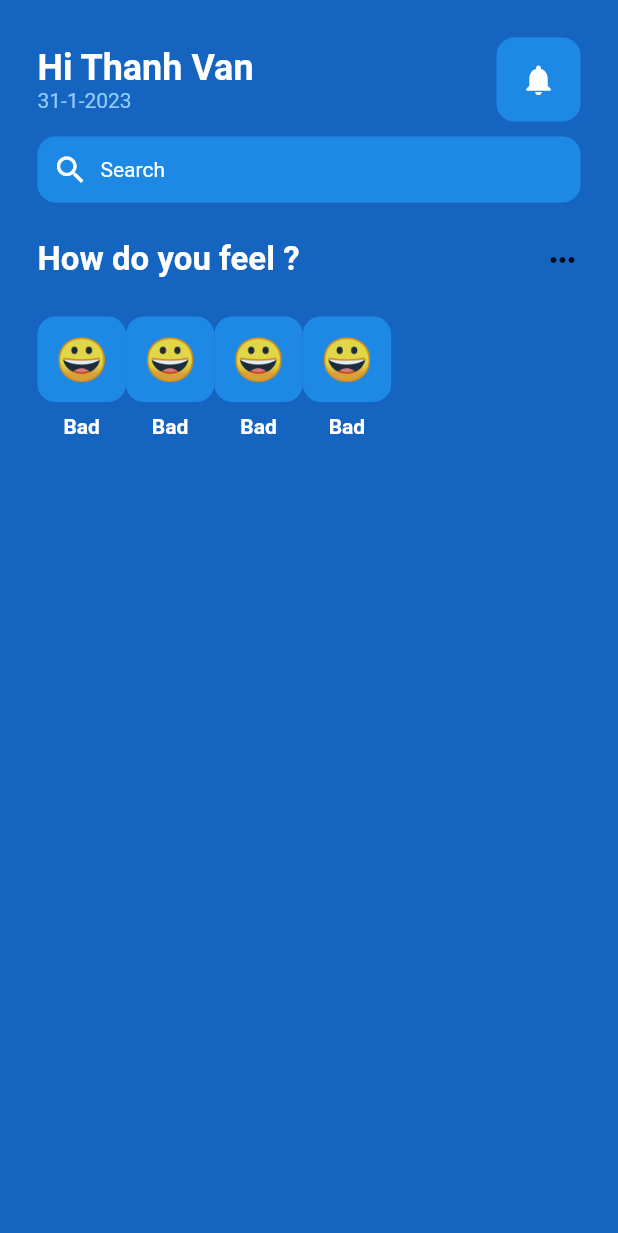
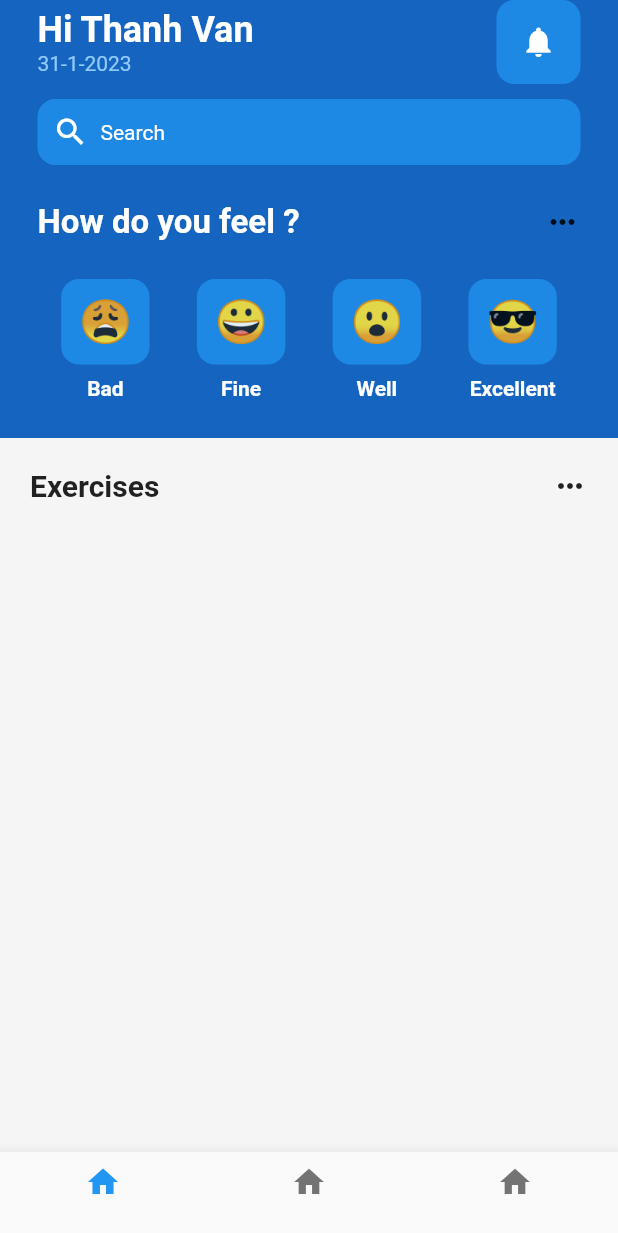
Before and after one commit to thanhdinhvan/mentalhealthapp, a Flutter app: the screen it shows after launch, on a phone screen of 412 x 824 dp. Shown: the top 1233 px of the screen. Run offline on Flutter 3.47's test engine with Material 2 defaults, Android fonts, the phone set to English and light mode, and no system bars.

Commit message:
commit code

```diff
--- a/lib/Home/home_page.dart
+++ b/lib/Home/home_page.dart
@@ -13,9 +13,16 @@ class _HomePageState extends State<HomePage> {
   Widget build(BuildContext context) {
     return Scaffold(
       backgroundColor: Colors.blue[800],
+      bottomNavigationBar: BottomNavigationBar(items: [
+        BottomNavigationBarItem(icon: Icon(Icons.home), label: ""),
+        BottomNavigationBarItem(icon: Icon(Icons.home), label: ""),
+        BottomNavigationBarItem(icon: Icon(Icons.home), label: ""),
+      ]),
       body: SafeArea(
-        child: Padding(
-          padding: const EdgeInsets.all(25.0),
+        child: Column(
+          children: [
+            Padding(
+              padding: const EdgeInsets.symmetric(horizontal: 25),
               child: Column(
                 children: [
                   Row(
@@ -78,7 +85,9 @@ class _HomePageState extends State<HomePage> {
                   SizedBox(
                     height: 25,
                   ),
-              Row(mainAxisAlignment: MainAxisAlignment.spaceBetween, children: [
+                  Row(
+                      mainAxisAlignment: MainAxisAlignment.spaceBetween,
+                      children: [
                         Text(
                           "How do you feel ?",
                           style: TextStyle(
@@ -92,11 +101,12 @@ class _HomePageState extends State<HomePage> {
                     height: 25,
                   ),
                   Row(
+                    mainAxisAlignment: MainAxisAlignment.spaceAround,
                     children: [
                       //bad
                       Column(children: [
                         EmoticonFace(
-                      emoticonFace: "😀",
+                          emoticonFace: "😩",
                         ),
                         SizedBox(
                           height: 8,
@@ -117,7 +127,7 @@ class _HomePageState extends State<HomePage> {
                           height: 8,
                         ),
                         Text(
-                      "Bad",
+                          "Fine",
                           style: TextStyle(
                               color: Colors.white, fontWeight: FontWeight.bold),
                         )
@@ -125,13 +135,13 @@ class _HomePageState extends State<HomePage> {
                       //well
                       Column(children: [
                         EmoticonFace(
-                      emoticonFace: "😀",
+                          emoticonFace: "😮",
                         ),
                         SizedBox(
                           height: 8,
                         ),
                         Text(
-                      "Bad",
+                          "Well",
                           style: TextStyle(
                               color: Colors.white, fontWeight: FontWeight.bold),
                         )
@@ -139,21 +149,47 @@ class _HomePageState extends State<HomePage> {
                       //excellent
                       Column(children: [
                         EmoticonFace(
-                      emoticonFace: "😀",
+                          emoticonFace: "😎",
                         ),
                         SizedBox(
                           height: 8,
                         ),
                         Text(
-                      "Bad",
+                          "Excellent",
                           style: TextStyle(
                               color: Colors.white, fontWeight: FontWeight.bold),
                         )
                       ]),
                     ],
+                  ),
+                ],
+              ),
+            ),
+            SizedBox(
+              height: 25,
+            ),
+            Expanded(
+                child: Container(
+              padding: EdgeInsets.all(20),
+              color: Colors.grey[100],
+              child: Center(
+                  child: Column(
+                children: [
+                  Row(
+                    mainAxisAlignment: MainAxisAlignment.spaceBetween,
+                    children: [
+                      Text(
+                        "Exercises",
+                        style: TextStyle(
+                            fontWeight: FontWeight.bold, fontSize: 20),
+                      ),
+                      Icon(Icons.more_horiz)
+                    ],
                   )
                 ],
-          ),
+              )),
+            )),
+          ],
         ),
       ),
     );
```
Lines whose indentation alone changed are shown as unchanged.
